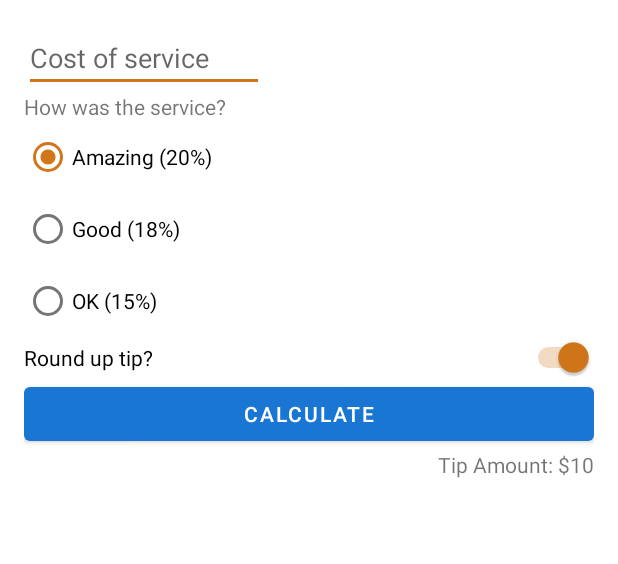
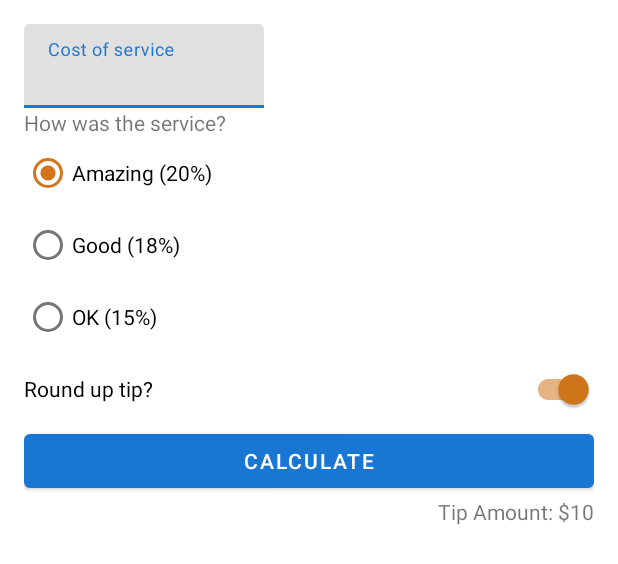
Before and after one commit to HPosedev/Calculadora_de_propinas, an Android app: the layout activity_main.xml on its own in the app's theme, with its tools: preview values and no code run, on a phone screen of 412 x 824 dp. Shown: the top 564 px of the screen. Run offline under Robolectric (Android 15) with nearby library versions, the phone set to English and light mode, and no system bars.

Commit message:
added Material EditText and Switch

```diff
--- a/app/src/main/java/com/example/tiptime/MainActivity.kt
+++ b/app/src/main/java/com/example/tiptime/MainActivity.kt
@@ -15,7 +15,7 @@ class MainActivity : AppCompatActivity() {
     }
 
     private fun calculateTip() {
-        val stringInTextField = binding.costOfService.text.toString()
+        val stringInTextField = binding.costOfServiceEditText.text.toString()
         val cost = stringInTextField.toDoubleOrNull()
         if (cost==null || cost == 0.0){
             displayTip(0.0)
--- a/app/src/main/res/layout/activity_main.xml
+++ b/app/src/main/res/layout/activity_main.xml
@@ -7,15 +7,22 @@
     android:padding="16dp"
     tools:context=".MainActivity">
 
-    <EditText
+    <com.google.android.material.textfield.TextInputLayout
         android:id="@+id/cost_of_service"
         android:layout_width="160dp"
         android:layout_height="wrap_content"
-        android:autofillHints=""
         android:hint="@string/cost_of_service"
-        android:inputType="numberDecimal"
         app:layout_constraintStart_toStartOf="parent"
-        app:layout_constraintTop_toTopOf="parent" />
+        app:layout_constraintTop_toTopOf="parent">
+
+        <com.google.android.material.textfield.TextInputEditText
+            android:id="@+id/cost_of_service_edit_text"
+            android:layout_width="match_parent"
+            android:layout_height="wrap_content"
+            android:inputType="numberDecimal"
+            />
+
+    </com.google.android.material.textfield.TextInputLayout>
 
     <TextView
         android:id="@+id/service_question"
@@ -53,7 +60,7 @@
             android:text="@string/ok_15" />
     </RadioGroup>
 
-    <Switch
+    <com.google.android.material.switchmaterial.SwitchMaterial
         android:id="@+id/round_up_switch"
         android:layout_width="0dp"
         android:layout_height="wrap_content"
```
